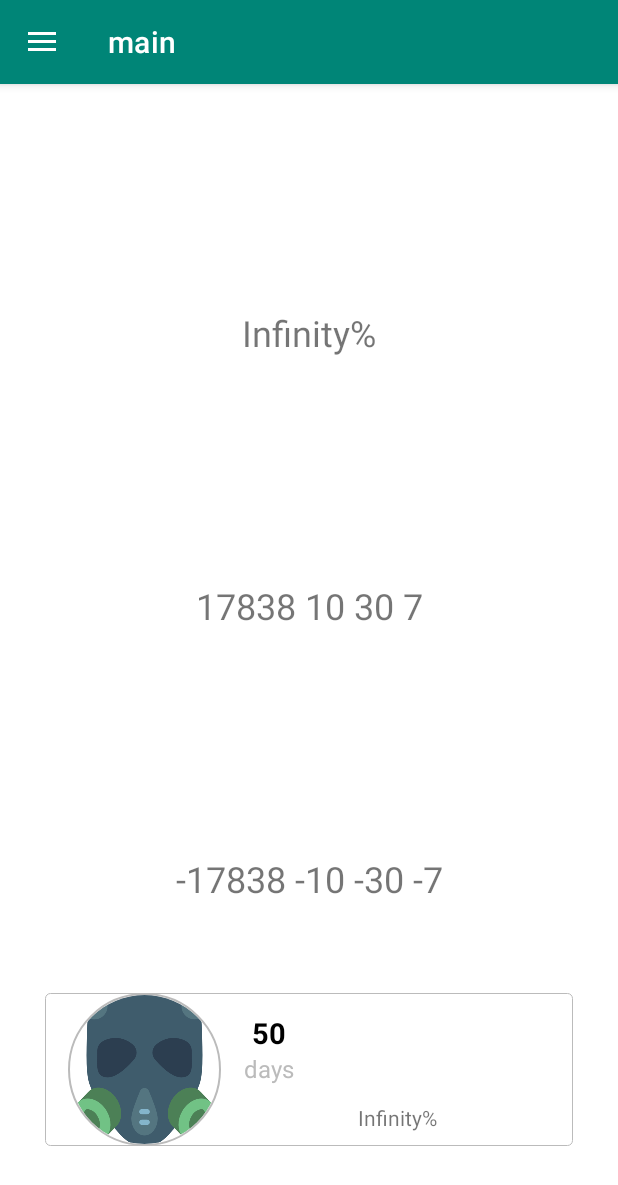
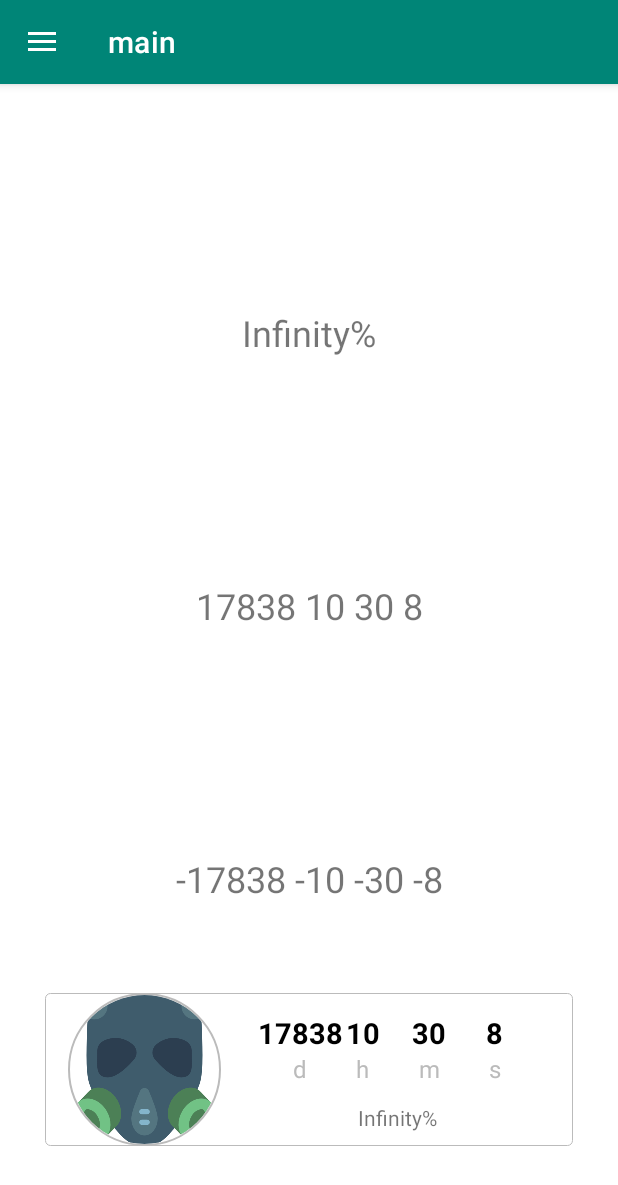
Before and after one commit to TheVigor/DembelIsComing, an Android app: the MainFragment screen opened directly, with no data from a screen before it, on a phone screen of 412 x 824 dp. Shown: the top 1185 px of the screen. Run offline under Robolectric (Android 15) with nearby library versions, the phone set to English and light mode, and no system bars; our stand-ins replace CircleImageView, data binding, navigation-ui.

Commit message:
added hours, minutes, second to custom view

```diff
--- a/app/src/main/java/com/noble/activity/dembeliscoming/Utils.kt
+++ b/app/src/main/java/com/noble/activity/dembeliscoming/Utils.kt
@@ -5,6 +5,9 @@ import android.view.View
 import android.widget.Button
 import android.widget.Toast
 import com.noble.activity.dembeliscoming.models.DiffTime
+import com.noble.activity.dembeliscoming.ui.DembelTimerView
+import kotlinx.android.synthetic.main.main_fragment.*
+import kotlinx.android.synthetic.main.timer_main.view.*
 import java.text.SimpleDateFormat
 import java.util.*
 
@@ -98,3 +101,12 @@ fun percentage(currentDate: Long): String {
 
     return "$percentTime%"
 }
+
+fun DembelTimerView.updateCounter(time: DiffTime, currentDate: Long) {
+    this.days_count_text?.text  = time.days.toString()
+    this.hours_count_text?.text = time.hours.toString()
+    this.minutes_count_text?.text = time.minutes.toString()
+    this.seconds_count_text?.text = time.seconds.toString()
+
+    this.percentage_text?.text = percentage(currentDate)
+}
--- a/app/src/main/java/com/noble/activity/dembeliscoming/fragments/main/MainFragment.kt
+++ b/app/src/main/java/com/noble/activity/dembeliscoming/fragments/main/MainFragment.kt
@@ -58,7 +58,9 @@ class MainFragment : Fragment() {
                     val diffTimeToDembel = getDiffTime(currentDate, soldierPrefs.endDate)
                     diffTimeToDembelText?.text = diffTimeToDembel.stringify()
 
-                    passedDembelTimer?.percentage_text?.text = percentage(currentDate)
+                    passedDembelTimer?.updateCounter(diffTimeFromStart, currentDate)
+
+
                 }
             }
         }, updateDelay, updateInerval)
--- a/app/src/main/res/layout/timer_main.xml
+++ b/app/src/main/res/layout/timer_main.xml
@@ -35,9 +35,63 @@
     <TextView
             android:id="@+id/days_text"
             style="@style/timer_text"
-            android:text="days"
+            android:text="d"
             app:layout_constraintTop_toBottomOf="@id/days_count_text"
-            app:layout_constraintStart_toStartOf="@id/percentage_text" />
+            app:layout_constraintStart_toStartOf="@id/percentage_text"
+            app:layout_constraintEnd_toStartOf="@id/hours_text"/>
+
+    <TextView
+            android:id="@+id/hours_count_text"
+            style="@style/timer_text_count"
+            android:text="100"
+            app:layout_constraintStart_toStartOf="@id/hours_text"
+            app:layout_constraintEnd_toEndOf="@id/hours_text"
+            app:layout_constraintBaseline_toBaselineOf="@+id/days_count_text" />
+
+    <TextView
+            android:id="@+id/hours_text"
+            style="@style/timer_text"
+            android:text="h"
+            app:layout_constraintBaseline_toBaselineOf="@+id/days_text"
+            app:layout_constraintStart_toEndOf="@id/days_text"
+            app:layout_constraintEnd_toStartOf="@id/minutes_text"/>
+
+    <TextView
+            android:id="@+id/minutes_count_text"
+            style="@style/timer_text_count"
+            android:text="200"
+            app:layout_constraintStart_toStartOf="@id/minutes_text"
+            app:layout_constraintEnd_toEndOf="@id/minutes_text"
+            app:layout_constraintBaseline_toBaselineOf="@+id/days_count_text" />
+
+    <TextView
+            android:id="@+id/minutes_text"
+            style="@style/timer_text"
+            android:text="m"
+            app:layout_constraintBaseline_toBaselineOf="@+id/days_text"
+            app:layout_constraintStart_toEndOf="@id/hours_text"
+            app:layout_constraintEnd_toStartOf="@id/seconds_text" />
+
+    <TextView
+            android:id="@+id/seconds_count_text"
+            style="@style/timer_text_count"
+            android:text="66"
+            app:layout_constraintStart_toStartOf="@id/seconds_text"
+            app:layout_constraintEnd_toEndOf="@id/seconds_text"
+            app:layout_constraintBaseline_toBaselineOf="@+id/days_count_text" />
+
+    <TextView
+            android:id="@+id/seconds_text"
+            style="@style/timer_text"
+            android:text="s"
+            app:layout_constraintBaseline_toBaselineOf="@+id/days_text"
+            app:layout_constraintStart_toEndOf="@id/minutes_text"
+            app:layout_constraintEnd_toEndOf="@id/percentage_text" />
+
+
+
+
+
 
 
     <TextView
```
